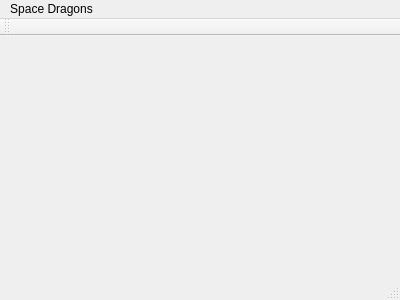
Before: the Qt Designer form mainwindow.ui in emmakbat/Space-Dragons, drawn with Qt 5.
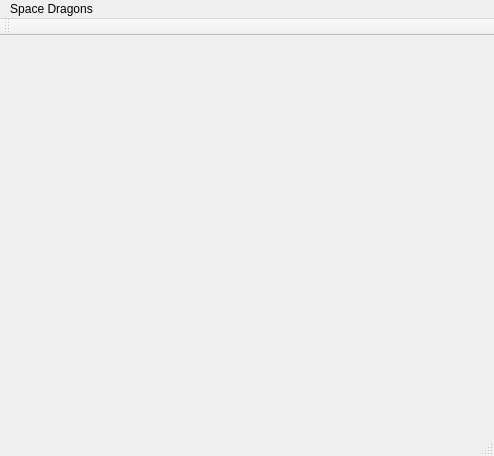
After: the same form once the commit is applied.

Diff of the .ui file:
```diff
--- a/mainwindow.ui
+++ b/mainwindow.ui
@@ -6,8 +6,8 @@
    <rect>
     <x>0</x>
     <y>0</y>
-    <width>400</width>
-    <height>300</height>
+    <width>494</width>
+    <height>456</height>
    </rect>
   </property>
   <property name="windowTitle">
@@ -19,8 +19,8 @@
      <rect>
       <x>10</x>
       <y>20</y>
-      <width>381</width>
-      <height>151</height>
+      <width>471</width>
+      <height>291</height>
      </rect>
     </property>
     <property name="text">
@@ -33,8 +33,8 @@
    <widget class="QWidget" name="horizontalLayoutWidget">
     <property name="geometry">
      <rect>
-      <x>140</x>
-      <y>190</y>
+      <x>260</x>
+      <y>330</y>
       <width>221</width>
       <height>41</height>
      </rect>
@@ -47,7 +47,7 @@
     <rect>
      <x>0</x>
      <y>0</y>
-     <width>400</width>
+     <width>494</width>
      <height>26</height>
     </rect>
    </property>
```
